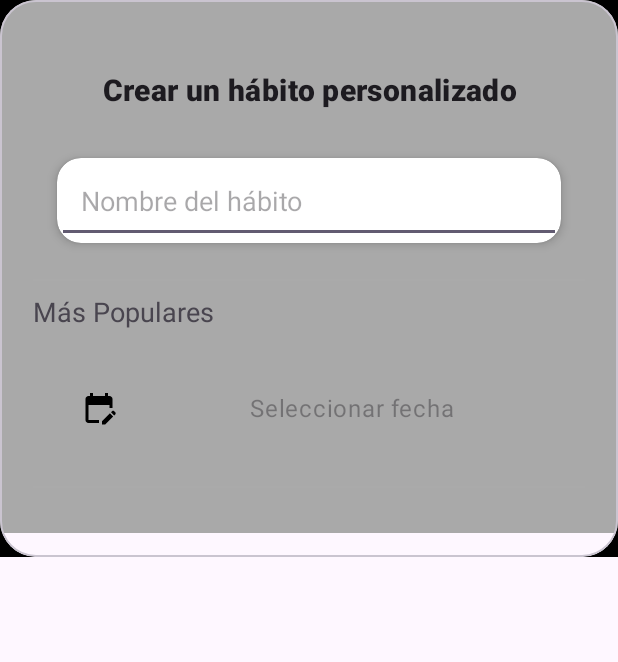
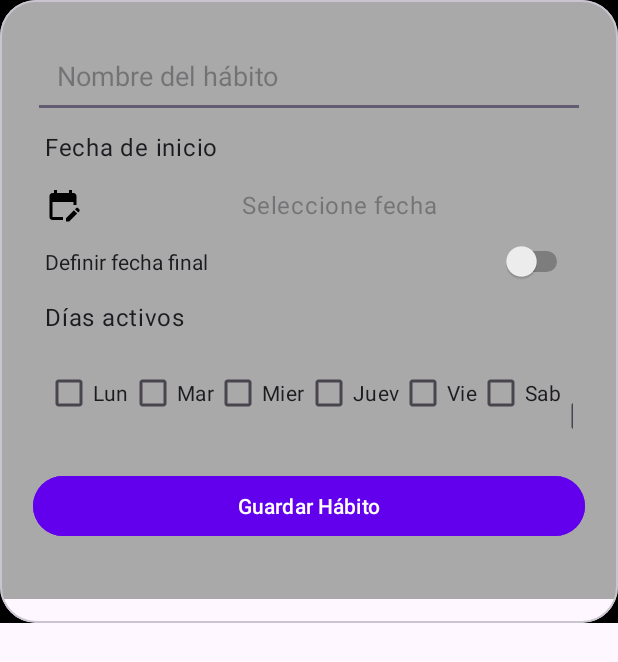
Before and after one commit to aezzaididam1/AppTFG, an Android app: the layout activity_config_habito1.xml on its own in the app's theme, with its tools: preview values and no code run, on a phone screen of 412 x 824 dp. Shown: the top 662 px of the screen. Run offline under Robolectric (Android 15) with nearby library versions, the phone set to English and light mode, and no system bars.

```diff
--- a/app/build.gradle.kts
+++ b/app/build.gradle.kts
@@ -49,10 +49,16 @@ dependencies {
     implementation("androidx.navigation:navigation-ui-ktx:2.6.0")
     implementation("com.google.android.gms:play-services-auth:21.0.0")
     implementation("androidx.activity:activity:1.8.0")
+    implementation("androidx.cardview:cardview:1.0.0")
     testImplementation("junit:junit:4.13.2")
     androidTestImplementation("androidx.test.ext:junit:1.1.5")
     androidTestImplementation("androidx.test.espresso:espresso-core:3.5.1")
     implementation(platform("com.google.firebase:firebase-bom:32.8.0"))
     implementation("com.google.firebase:firebase-auth")
     implementation("com.google.firebase:firebase-analytics")
+    implementation("com.google.firebase:firebase-firestore")
+
+    implementation("androidx.recyclerview:recyclerview:1.3.2")
+    implementation ("com.github.prolificinteractive:material-calendarview:2.0.1")
+
 }
--- /dev/null
+++ b/app/src/main/res/drawable/i_task.xml
@@ -0,0 +1,5 @@
+<vector xmlns:android="http://schemas.android.com/apk/res/android" android:height="24dp" android:tint="#000000" android:viewportHeight="24" android:viewportWidth="24" android:width="24dp">
+
+    <path android:fillColor="@android:color/white" android:pathData="M22,5.18L10.59,16.6l-4.24,-4.24l1.41,-1.41l2.83,2.83l10,-10L22,5.18zM12,20c-4.41,0 -8,-3.59 -8,-8s3.59,-8 8,-8c1.57,0 3.04,0.46 4.28,1.25l1.45,-1.45C16.1,2.67 14.13,2 12,2C6.48,2 2,6.48 2,12s4.48,10 10,10c1.73,0 3.36,-0.44 4.78,-1.22l-1.5,-1.5C14.28,19.74 13.17,20 12,20zM19,15h-3v2h3v3h2v-3h3v-2h-3v-3h-2V15z"/>
+
+</vector>
--- /dev/null
+++ b/app/src/main/res/drawable/ic_app_settings_alt_24.xml
@@ -0,0 +1,5 @@
+<vector xmlns:android="http://schemas.android.com/apk/res/android" android:height="24dp" android:tint="#000000" android:viewportHeight="24" android:viewportWidth="24" android:width="24dp">
+
+    <path android:fillColor="@android:color/white" android:pathData="M21.81,12.74l-0.82,-0.63v-0.22l0.8,-0.63c0.16,-0.12 0.2,-0.34 0.1,-0.51l-0.85,-1.48c-0.07,-0.13 -0.21,-0.2 -0.35,-0.2 -0.05,0 -0.1,0.01 -0.15,0.03l-0.95,0.38c-0.08,-0.05 -0.11,-0.07 -0.19,-0.11l-0.15,-1.01c-0.03,-0.21 -0.2,-0.36 -0.4,-0.36h-1.71c-0.2,0 -0.37,0.15 -0.4,0.34l-0.14,1.01c-0.03,0.02 -0.07,0.03 -0.1,0.05l-0.09,0.06 -0.95,-0.38c-0.05,-0.02 -0.1,-0.03 -0.15,-0.03 -0.14,0 -0.27,0.07 -0.35,0.2l-0.85,1.48c-0.1,0.17 -0.06,0.39 0.1,0.51l0.8,0.63v0.23l-0.8,0.63c-0.16,0.12 -0.2,0.34 -0.1,0.51l0.85,1.48c0.07,0.13 0.21,0.2 0.35,0.2 0.05,0 0.1,-0.01 0.15,-0.03l0.95,-0.37c0.08,0.05 0.12,0.07 0.2,0.11l0.15,1.01c0.03,0.2 0.2,0.34 0.4,0.34h1.71c0.2,0 0.37,-0.15 0.4,-0.34l0.15,-1.01c0.03,-0.02 0.07,-0.03 0.1,-0.05l0.09,-0.06 0.95,0.38c0.05,0.02 0.1,0.03 0.15,0.03 0.14,0 0.27,-0.07 0.35,-0.2l0.85,-1.48c0.1,-0.17 0.06,-0.39 -0.1,-0.51zM18,13.5c-0.83,0 -1.5,-0.67 -1.5,-1.5s0.67,-1.5 1.5,-1.5 1.5,0.67 1.5,1.5 -0.67,1.5 -1.5,1.5zM17,17h2v4c0,1.1 -0.9,2 -2,2H7c-1.1,0 -2,-0.9 -2,-2V3c0,-1.1 0.9,-2 2,-2h10c1.1,0 2,0.9 2,2v4h-2V6H7v12h10v-1z"/>
+
+</vector>
--- /dev/null
+++ b/app/src/main/res/drawable/ic_estadistica.xml
@@ -0,0 +1,5 @@
+<vector xmlns:android="http://schemas.android.com/apk/res/android" android:height="24dp" android:tint="#000000" android:viewportHeight="24" android:viewportWidth="24" android:width="24dp">
+
+    <path android:fillColor="@android:color/white" android:pathData="M19,3L5,3c-1.1,0 -2,0.9 -2,2v14c0,1.1 0.9,2 2,2h14c1.1,0 2,-0.9 2,-2L21,5c0,-1.1 -0.9,-2 -2,-2zM9,17L7,17v-5h2v5zM13,17h-2v-3h2v3zM13,12h-2v-2h2v2zM17,17h-2L15,7h2v10z"/>
+
+</vector>
--- /dev/null
+++ b/app/src/main/res/drawable/ig_challenge.xml
@@ -0,0 +1,5 @@
+<vector xmlns:android="http://schemas.android.com/apk/res/android" android:height="24dp" android:tint="#000000" android:viewportHeight="24" android:viewportWidth="24" android:width="24dp">
+
+    <path android:fillColor="@android:color/white" android:pathData="M17,15l1.55,1.55c-0.96,1.69 -3.33,3.04 -5.55,3.37V11h3V9h-3V7.82C14.16,7.4 15,6.3 15,5c0,-1.65 -1.35,-3 -3,-3S9,3.35 9,5c0,1.3 0.84,2.4 2,2.82V9H8v2h3v8.92c-2.22,-0.33 -4.59,-1.68 -5.55,-3.37L7,15l-4,-3v3c0,3.88 4.92,7 9,7s9,-3.12 9,-7v-3L17,15zM12,4c0.55,0 1,0.45 1,1s-0.45,1 -1,1s-1,-0.45 -1,-1S11.45,4 12,4z"/>
+
+</vector>
--- a/app/src/main/res/layout/activity_config_habito1.xml
+++ b/app/src/main/res/layout/activity_config_habito1.xml
@@ -1,9 +1,9 @@
 <?xml version="1.0" encoding="utf-8"?>
 <androidx.constraintlayout.widget.ConstraintLayout xmlns:android="http://schemas.android.com/apk/res/android"
+    xmlns:app="http://schemas.android.com/apk/res-auto"
+    xmlns:tools="http://schemas.android.com/tools"
     android:layout_width="match_parent"
     android:layout_height="wrap_content"
-    xmlns:app="http://schemas.android.com/apk/res-auto"
-    xmlns:tools="http://schemas.android.com/tools"
     tools:background="@color/black">
 
     <com.google.android.material.card.MaterialCardView
@@ -18,44 +18,14 @@
         app:layout_constraintBottom_toBottomOf="parent"
         app:layout_constraintTop_toTopOf="parent">
 
-
-
-
-
         <LinearLayout
             android:layout_width="match_parent"
             android:layout_height="wrap_content"
             android:layout_marginBottom="16dp"
             android:orientation="vertical"
             android:padding="22dp"
-                    android:background="@color/dark_grey"
-                    >
+            android:background="@color/dark_grey">
 
-
-
-
-
-                    <TextView
-                        android:id="@+id/idTitulo"
-                        android:layout_width="match_parent"
-                        android:layout_height="wrap_content"
-                        android:gravity="center"
-                        android:paddingTop="24dp"
-                        android:paddingBottom="16dp"
-                        android:text="Crear un hábito personalizado"
-                        android:textAppearance="@style/TextAppearance.MaterialComponents.Headline6"
-                        android:textStyle="bold"
-                        android:clickable="true"/>
-
-                    <androidx.cardview.widget.CardView
-                        android:layout_width="match_parent"
-                        android:layout_height="wrap_content"
-                        android:layout_margin="16dp"
-                        android:padding="16dp"
-                        app:cardCornerRadius="16dp"
-                        app:cardElevation="4dp">
-
-                        <!-- Sección para Crear un Hábito Personalizado -->
             <EditText
                 android:id="@+id/etNombreHabito"
                 android:layout_width="match_parent"
@@ -64,27 +34,17 @@
                 android:inputType="text"
                 android:padding="16dp" />
 
-                    </androidx.cardview.widget.CardView>
-
-                    <!-- Separador -->
-                    <View
+            <!-- Fecha de inicio -->
+            <TextView
                 android:layout_width="match_parent"
-                        android:layout_height="1dp"
-                        android:layout_marginVertical="8dp"
-                        android:background="@android:color/darker_gray" />
-
-                    <!-- Título de la sección -->
-                    <TextView
-                        android:layout_width="wrap_content"
                 android:layout_height="wrap_content"
-                        android:layout_marginBottom="8dp"
-                        android:text="Más Populares"
-                        android:textAppearance="@style/TextAppearance.AppCompat.Medium" />
+                android:text="Fecha de inicio"
+                android:padding="8dp"
+                android:textAppearance="@style/TextAppearance.MaterialComponents.Body1" />
 
             <LinearLayout
                 android:layout_width="match_parent"
                 android:layout_height="wrap_content"
-                        android:layout_margin="16dp"
                 android:orientation="horizontal"
                 android:gravity="center_vertical">
 
@@ -93,41 +53,131 @@
                     android:layout_width="wrap_content"
                     android:layout_height="wrap_content"
                     android:background="?attr/selectableItemBackgroundBorderless"
-                            android:contentDescription="@string/app_name"
-                            android:padding="16dp"
-                            android:src="@drawable/ig_calendar" />
+                    android:src="@drawable/ig_calendar"
+                    android:padding="8dp" />
 
                 <EditText
                     android:id="@+id/tvOpenDatePicker"
                     android:layout_width="0dp"
                     android:layout_height="wrap_content"
                     android:layout_weight="1"
-                            android:hint="Seleccionar fecha"
-                            android:padding="16dp"
+                    android:hint="Seleccione fecha"
+                    android:padding="8dp"
                     android:focusable="false"
                     android:background="@android:color/transparent"
                     android:clickable="true"
                     android:cursorVisible="false"
                     android:gravity="center"
                     android:textAppearance="@style/TextAppearance.MaterialComponents.Body1" />
+            </LinearLayout>
 
+            <!-- Switch para decidir si agregar fecha final -->
+            <Switch
+                android:id="@+id/switchFechaFinal"
+                android:layout_width="match_parent"
+                android:layout_height="wrap_content"
+                android:text="Definir fecha final"
+                android:padding="8dp"
+                android:checked="false" />
+
+            <!-- Fecha de final opcional -->
+            <LinearLayout
+                android:id="@+id/llFechaFinal"
+                android:layout_width="match_parent"
+                android:layout_height="wrap_content"
+                android:orientation="horizontal"
+                android:gravity="center_vertical"
+                android:visibility="gone">
+
+                <ImageButton
+                    android:id="@+id/btnDataPickerFinal"
+                    android:layout_width="wrap_content"
+                    android:layout_height="wrap_content"
+                    android:background="?attr/selectableItemBackgroundBorderless"
+                    android:src="@drawable/ig_calendar"
+                    android:padding="8dp" />
+
+                <EditText
+                    android:id="@+id/tvCloseDatePicker"
+                    android:layout_width="0dp"
+                    android:layout_height="wrap_content"
+                    android:layout_weight="1"
+                    android:hint="Seleccione fecha"
+                    android:padding="8dp"
+                    android:focusable="false"
+                    android:background="@android:color/transparent"
+                    android:clickable="true"
+                    android:cursorVisible="false"
+                    android:gravity="center"
+                    android:textAppearance="@style/TextAppearance.MaterialComponents.Body1" />
+            </LinearLayout>
+
+            <TextView
+                android:layout_width="match_parent"
+                android:layout_height="wrap_content"
+                android:text="Días activos"
+                android:padding="8dp"
+                android:textAppearance="@style/TextAppearance.MaterialComponents.Body1" />
+
+            <LinearLayout
+                android:layout_width="match_parent"
+                android:layout_height="wrap_content"
+                android:orientation="horizontal"
+                android:padding="8dp">
+
+                <CheckBox
+                    android:id="@+id/cbMonday"
+                    android:layout_width="wrap_content"
+                    android:layout_height="wrap_content"
+                    android:text="Lun" />
+
+                <CheckBox
+                    android:id="@+id/cbTuesday"
+                    android:layout_width="wrap_content"
+                    android:layout_height="wrap_content"
+                    android:text="Mar" />
+
+                <CheckBox
+                    android:id="@+id/cbWednesday"
+                    android:layout_width="wrap_content"
+                    android:layout_height="wrap_content"
+                    android:text="Mier" />
+
+                <CheckBox
+                    android:id="@+id/cbThursday"
+                    android:layout_width="wrap_content"
+                    android:layout_height="wrap_content"
+                    android:text="Juev" />
+
+                <CheckBox
+                    android:id="@+id/cbFriday"
+                    android:layout_width="wrap_content"
+                    android:layout_height="wrap_content"
+                    android:text="Vie" />
+
+                <CheckBox
+                    android:id="@+id/cbSaturday"
+                    android:layout_width="wrap_content"
+                    android:layout_height="wrap_content"
+                    android:text="Sab" />
+
+                <CheckBox
+                    android:id="@+id/cbSunday"
+                    android:layout_width="wrap_content"
+                    android:layout_height="wrap_content"
+                    android:text="Dom" />
+            </LinearLayout>
+
+            <Button
+                android:id="@+id/btnSaveHabit"
+                android:layout_width="match_parent"
+                android:layout_height="wrap_content"
+                android:text="Guardar Hábito"
+                android:backgroundTint="@color/design_default_color_primary"
+                android:textColor="@android:color/white"
+                android:layout_marginTop="16dp"
+                android:layout_marginBottom="16dp" />
 
         </LinearLayout>
-
-                    <View
-                        android:layout_width="match_parent"
-                        android:layout_height="1dp"
-                        android:layout_marginVertical="8dp"
-                        android:background="@android:color/darker_gray" />
-                    <!-- Título de la sección -->
-
-
-
-
-                </LinearLayout>
-
-
-
     </com.google.android.material.card.MaterialCardView>
-
 </androidx.constraintlayout.widget.ConstraintLayout>
--- a/gradle.properties
+++ b/gradle.properties
@@ -15,6 +15,8 @@ org.gradle.jvmargs=-Xmx2048m -Dfile.encoding=UTF-8
 # Android operating system, and which are packaged with your app's APK
 # https://developer.android.com/topic/libraries/support-library/androidx-rn
 android.useAndroidX=true
+android.enableJetifier=true
+
 # Kotlin code style for this project: "official" or "obsolete":
 kotlin.code.style=official
 # Enables namespacing of each library's R class so that its R class includes only the
--- a/settings.gradle.kts
+++ b/settings.gradle.kts
@@ -5,11 +5,13 @@ pluginManagement {
         gradlePluginPortal()
     }
 }
+
 dependencyResolutionManagement {
     repositoriesMode.set(RepositoriesMode.FAIL_ON_PROJECT_REPOS)
     repositories {
         google()
         mavenCentral()
+        maven(url = "https://jitpack.io")
     }
 }
 
```
Also changed, not shown: app/src/main/java/com/amine/mytfg/CustomAdapter.kt (added, +51 -0 lines), app/src/main/java/com/amine/mytfg/FirstFragment.kt (+32 -19 lines), app/src/main/java/com/amine/mytfg/activityPrincipal.kt (+120 -47 lines), app/src/main/java/com/amine/mytfg/databases/TareaModelo.kt (added, +9 -0 lines), app/src/main/java/com/amine/mytfg/databases/TareaRepository.kt (added, +40 -0 lines), app/src/main/res/layout/activity_principal.xml (+22 -21 lines), app/src/main/res/layout/card_layout.xml (added, +62 -0 lines), app/src/main/res/layout/fragment_first.xml (+32 -14 lines), app/src/main/res/layout/fragment_second.xml (+0 -11 lines), app/src/main/res/menu/bottom_menu.xml (+4 -4 lines), app/src/main/res/menu/bottom_navigation_menu.xml (+12 -13 lines), build.gradle.kts (line endings or trailing spaces), 1 other file. Lines whose indentation alone changed are shown as unchanged.
